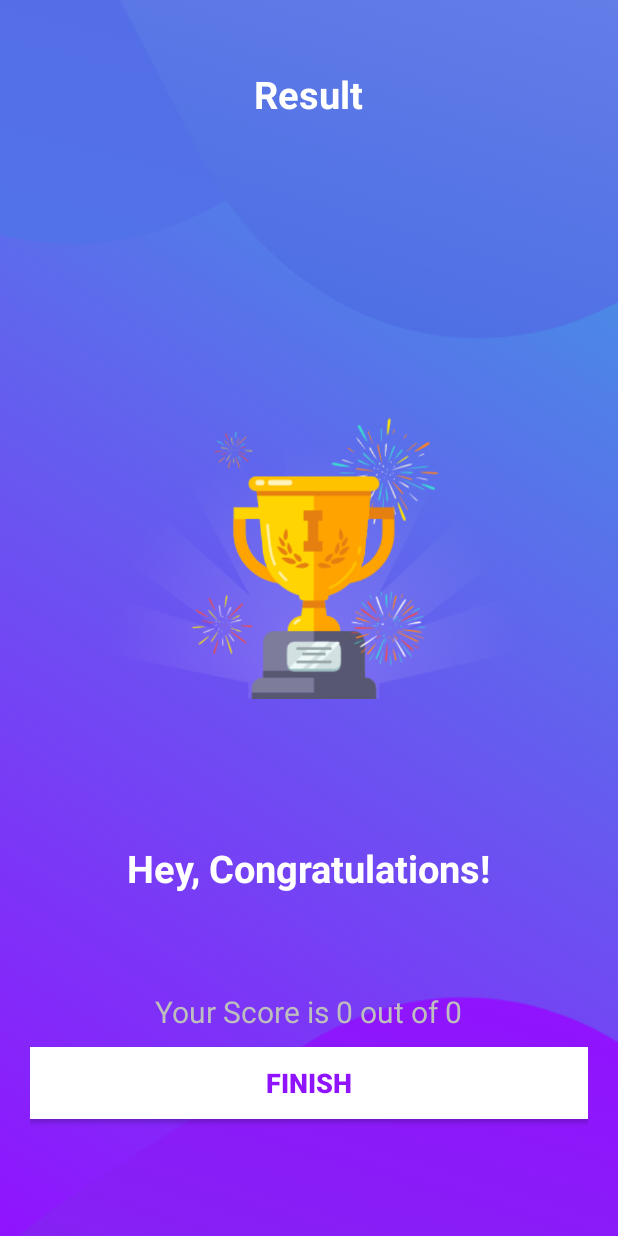
After one commit to TAKAHIRO-webdev/QuizApp, an Android app: the ResultActivity screen opened directly, with no data from a screen before it, on a phone screen of 412 x 824 dp. The commit adds this screen. Run offline under Robolectric (Android 15) with nearby library versions, the phone set to English and light mode, and no system bars.

Commit message:
add result activity

```diff
--- a/app/src/main/AndroidManifest.xml
+++ b/app/src/main/AndroidManifest.xml
@@ -9,12 +9,13 @@
         android:roundIcon="@mipmap/ic_launcher_round"
         android:supportsRtl="true"
         android:theme="@style/AppTheme">
+        <activity android:name=".ResultActivity"
+            android:screenOrientation="portrait"
+            android:theme="@style/NoActionBarTheme"
+            ></activity>
         <activity
             android:name=".QuizQuestionActivity"
-            android:screenOrientation="portrait"
-            >
-
-        </activity>
+            android:screenOrientation="portrait"></activity>
         <activity
             android:name=".MainActivity"
             android:screenOrientation="portrait"
--- a/app/src/main/java/com/example/quizapp/Constants.kt
+++ b/app/src/main/java/com/example/quizapp/Constants.kt
@@ -2,6 +2,10 @@ package com.example.quizapp
 
 
 object Constants{
+
+    const val USER_NAME: String = "user name"
+    const val TOTAL_QUESTIONS: String = "total_question"
+    const val CORRECT_ANSWERS: String = "correct_answers"
 
     fun getQuestions(): ArrayList<Question>{
         val questionsList = ArrayList<Question>()
--- a/app/src/main/java/com/example/quizapp/MainActivity.kt
+++ b/app/src/main/java/com/example/quizapp/MainActivity.kt
@@ -23,6 +23,7 @@ class MainActivity : AppCompatActivity() {
                     "Please enter your name", Toast.LENGTH_SHORT).show()
             }else{
                 val intent = Intent(this, QuizQuestionActivity::class.java)
+                intent.putExtra(Constants.USER_NAME, et_name.text.toString())
                 startActivity(intent)
                 finish()
             }
--- a/app/src/main/java/com/example/quizapp/QuizQuestionActivity.kt
+++ b/app/src/main/java/com/example/quizapp/QuizQuestionActivity.kt
@@ -1,5 +1,6 @@
 package com.example.quizapp
 
+import android.content.Intent
 import android.graphics.Color
 import android.graphics.Typeface
 import android.graphics.drawable.AdaptiveIconDrawable
@@ -18,10 +19,14 @@ class QuizQuestionActivity : AppCompatActivity(), View.OnClickListener {
     private var mCurrentPosition:Int = 1
     private var mQuestionsList: ArrayList<Question>? = null
     private var mSelectedOptionPosition : Int = 0
+    private var mCorrectAnswers: Int = 0
+    private var mUserName: String? = null
 
     override fun onCreate(savedInstanceState: Bundle?) {
         super.onCreate(savedInstanceState)
         setContentView(R.layout.activity_quiz_question)
+
+        mUserName = intent.getStringExtra(Constants.USER_NAME)
 
         mQuestionsList = Constants.getQuestions()
 
@@ -100,15 +105,22 @@ class QuizQuestionActivity : AppCompatActivity(), View.OnClickListener {
                         mCurrentPosition <= mQuestionsList!!.size ->{
                             setQuestion()
                         }else ->{
-                            Toast.makeText(this,
-                                "You have successfully completed the Quiz",
-                                Toast.LENGTH_SHORT).show()
+                            val intent = Intent(this, ResultActivity::class.java)
+                            intent.putExtra(Constants.USER_NAME, mUserName)
+                            intent.putExtra(Constants.CORRECT_ANSWERS, mCorrectAnswers)
+                            intent.putExtra(Constants.TOTAL_QUESTIONS, mQuestionsList!!.size)
+                            startActivity(intent)
+                            finish()
+
+
                         }
                     }
                 }else{
                     val question = mQuestionsList?.get(mCurrentPosition -1)
                     if(question!!.correctAnswer != mSelectedOptionPosition){
                         answerView(mSelectedOptionPosition, R.drawable.wrong_option_border_bg)
+                    }else{
+                        mCorrectAnswers++
                     }
                     answerView(question.correctAnswer, R.drawable.correct_option_border_bg)
 
--- /dev/null
+++ b/app/src/main/java/com/example/quizapp/ResultActivity.kt
@@ -0,0 +1,28 @@
+package com.example.quizapp
+
+import android.content.Intent
+import androidx.appcompat.app.AppCompatActivity
+import android.os.Bundle
+import android.view.View
+import kotlinx.android.synthetic.main.activity_result.*
+
+class ResultActivity : AppCompatActivity() {
+    override fun onCreate(savedInstanceState: Bundle?) {
+        super.onCreate(savedInstanceState)
+        setContentView(R.layout.activity_result)
+
+        window.decorView.systemUiVisibility = View.SYSTEM_UI_FLAG_FULLSCREEN
+
+        val username = intent.getStringExtra(Constants.USER_NAME)
+        tv_name.text = username
+        val totalQuestions = intent.getIntExtra(Constants.TOTAL_QUESTIONS, 0)
+        val correctAnswer = intent.getIntExtra(Constants.CORRECT_ANSWERS, 0)
+
+        tv_score.text = "Your Score is $correctAnswer out of $totalQuestions"
+
+        btn_finish.setOnClickListener{
+            startActivity(Intent(this, MainActivity::class.java))
+            finish()
+        }
+    }
+}
--- /dev/null
+++ b/app/src/main/res/layout/activity_result.xml
@@ -0,0 +1,68 @@
+<?xml version="1.0" encoding="utf-8"?>
+<LinearLayout xmlns:android="http://schemas.android.com/apk/res/android"
+    xmlns:tools="http://schemas.android.com/tools"
+    android:layout_width="match_parent"
+    android:layout_height="match_parent"
+    android:background="@drawable/ic_bg"
+    android:orientation="vertical"
+    android:gravity="center_horizontal"
+    android:padding="20dp"
+    tools:context=".MainActivity">
+
+    <TextView
+        android:id="@+id/tv_result"
+        android:layout_width="wrap_content"
+        android:layout_height="wrap_content"
+        android:layout_marginTop="25dp"
+        android:text="Result"
+        android:textColor="@android:color/white"
+        android:textSize="25sp"
+        android:textStyle="bold" />
+
+    <ImageView
+        android:id="@+id/iv_trophy"
+        android:layout_width="wrap_content"
+        android:layout_height="wrap_content"
+        android:contentDescription="image"
+        android:src="@drawable/ic_trophy" />
+
+    <TextView
+        android:id="@+id/tv_congratulations"
+        android:layout_width="wrap_content"
+        android:layout_height="wrap_content"
+        android:layout_marginTop="16dp"
+        android:text="Hey, Congratulations!"
+        android:textColor="@android:color/white"
+        android:textSize="25sp"
+        android:textStyle="bold"/>
+
+    <TextView
+        android:id="@+id/tv_name"
+        android:layout_width="wrap_content"
+        android:layout_height="wrap_content"
+        android:layout_marginTop="25dp"
+        android:textColor="@android:color/white"
+        android:textSize="22sp"
+        android:textStyle="bold"
+        tools:text="Username" />
+
+    <TextView
+        android:id="@+id/tv_score"
+        android:layout_width="wrap_content"
+        android:layout_height="wrap_content"
+        android:layout_marginTop="10dp"
+        android:textColor="@android:color/secondary_text_dark"
+        android:textSize="20sp"
+        tools:text="Your Score is 9 out of 10" />
+
+    <Button
+        android:id="@+id/btn_finish"
+        android:layout_width="match_parent"
+        android:layout_height="wrap_content"
+        android:layout_marginTop="10dp"
+        android:background="@android:color/white"
+        android:text="FINISH"
+        android:textColor="@color/colorPrimary"
+        android:textSize="18sp"
+        android:textStyle="bold" />
+</LinearLayout>
```
Also changed, not shown: app/src/main/res/drawable/ic_trophy.png (added).
